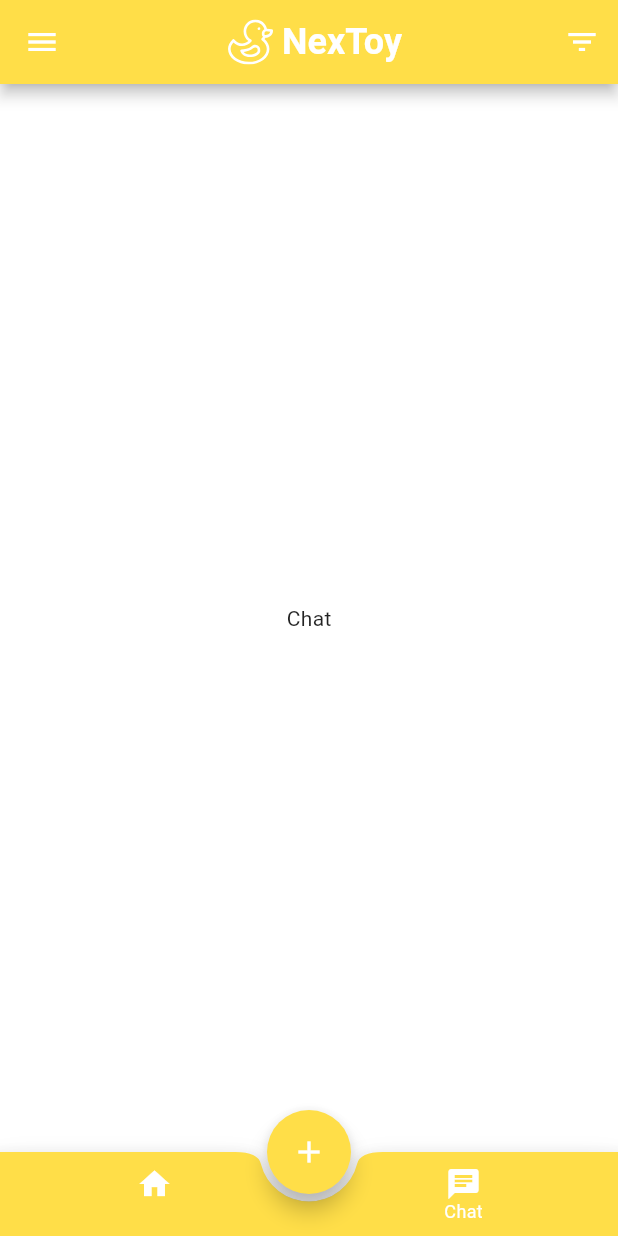
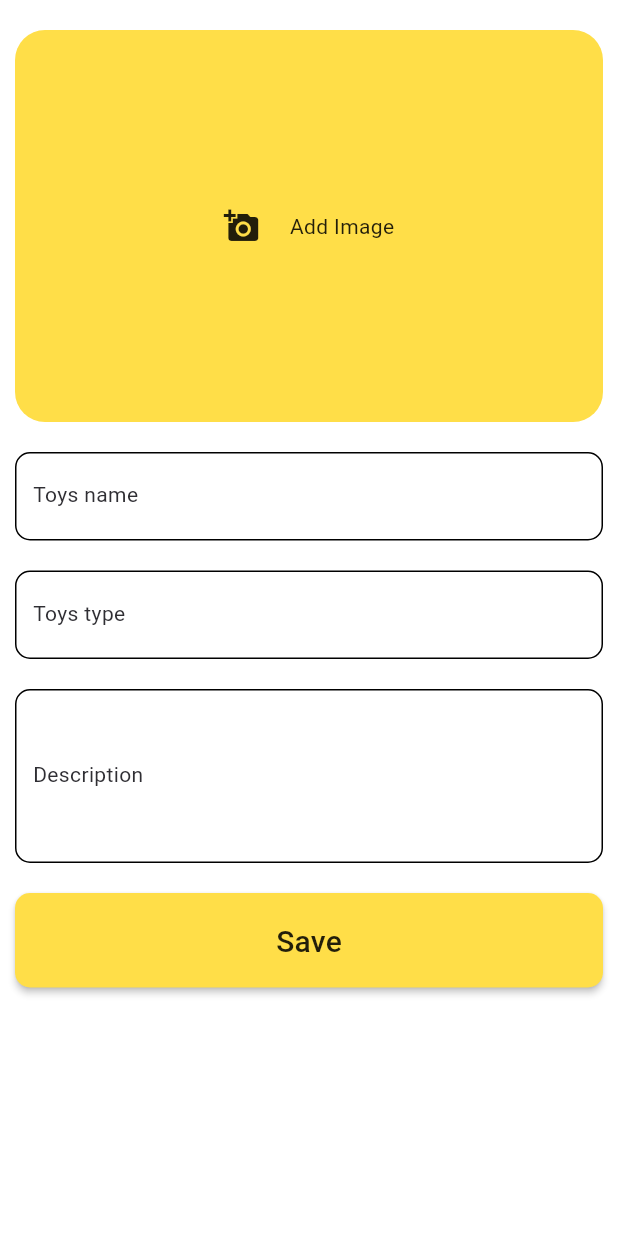
Before and after one commit to NexToys/NexToyMobile, a Flutter app: the CustomNavBar screen opened directly, item 2 of the bottom bar chosen, after a tap on the "add" icon, on a phone screen of 412 x 824 dp. Run offline on Flutter 3.47's test engine with Material 2 defaults, Android fonts, the phone set to English and light mode, and no system bars; our stand-ins replace easy_localization, flutter_svg, google_fonts, image_picker, lottie, smooth_page_indicator; project files that could hold a hidden picture were left out.

Commit message:
image picker added

```diff
--- a/assets/lang/en-US.json
+++ b/assets/lang/en-US.json
@@ -35,5 +35,6 @@
   "toyName":"Toys name",
   "toyType":"Toys type",
   "toyDesc":"Description",
-  "toyImage":"Picture"
+  "toyImage":"Add Image",
+  "nullField":"This Field Cannot Be Empty!"
 }
--- a/assets/lang/tr-TR.json
+++ b/assets/lang/tr-TR.json
@@ -35,5 +35,6 @@
   "toyName":"Oyuncağın Adı",
   "toyType":"Oyuncağın Türü",
   "toyDesc":"Açıklama",
-  "toyImage":"Resim"
+  "toyImage":"Resim Ekle",
+  "nullField":"Bu Alan Boş Geçilemez!"
 }
--- a/lib/Components/outline_text_field.dart
+++ b/lib/Components/outline_text_field.dart
@@ -7,6 +7,8 @@ class OutlineTextField extends StatelessWidget {
   final Function(String data) validator;
   final bool obscureText;
   final String labelText;
+  final int maxLines;
+  final int minLines;
 
   const OutlineTextField({
     Key key,
@@ -15,6 +17,8 @@ class OutlineTextField extends StatelessWidget {
     this.validator,
     this.labelText,
     this.obscureText = false,
+    this.maxLines = 1,
+    this.minLines = 1,
   }) : super(key: key);
 
   @override
@@ -24,6 +28,8 @@ class OutlineTextField extends StatelessWidget {
       validator: validator,
       obscureText: obscureText,
       onChanged: onChanged,
+      maxLines: maxLines,
+      minLines: minLines,
       cursorColor: context.theme.accentColor,
       decoration: InputDecoration(
         focusedBorder: OutlineInputBorder(
--- /dev/null
+++ b/lib/Views/AddingToys/adding_toys_view.dart
@@ -0,0 +1,103 @@
+import 'dart:io';
+
+import 'package:NexToyMobile/Components/fat_button.dart';
+import 'package:NexToyMobile/Components/outline_text_field.dart';
+import 'package:NexToyMobile/Core/Extension/context_extension.dart';
+import 'package:NexToyMobile/Core/Extension/string_extension.dart';
+import 'package:flutter/material.dart';
+import 'package:image_picker/image_picker.dart';
+
+class AddingToysView extends StatefulWidget {
+  @override
+  _AddingToysViewState createState() => _AddingToysViewState();
+}
+
+class _AddingToysViewState extends State<AddingToysView> {
+  GlobalKey<FormState> _formKey = GlobalKey<FormState>();
+  File _image;
+  final picker = ImagePicker();
+
+  Future getImage() async {
+    final pickedFile = await picker.getImage(source: ImageSource.gallery);
+
+    setState(() {
+      if (pickedFile != null) {
+        _image = File(pickedFile.path);
+      } else {
+        print('No image selected.');
+      }
+    });
+  }
+
+  @override
+  Widget build(BuildContext context) {
+    return SafeArea(
+      child: Scaffold(
+          body: Form(
+        key: _formKey,
+        child: Padding(
+          padding: const EdgeInsets.symmetric(horizontal: 10),
+          child: SingleChildScrollView(
+            child: Column(
+              crossAxisAlignment: CrossAxisAlignment.stretch,
+              children: [
+                SizedBox(height: 20),
+                AspectRatio(
+                  aspectRatio: 3 / 2,
+                  child: InkWell(
+                    onTap: () {
+                      getImage();
+                    },
+                    child: ClipRRect(
+                      borderRadius: BorderRadius.all(Radius.circular(20)),
+                      child: _image == null
+                          ? Container(
+                              alignment: Alignment.center,
+                              color: context.theme.primaryColor,
+                              child: Row(
+                                mainAxisAlignment: MainAxisAlignment.center,
+                                children: [
+                                  Icon(Icons.add_a_photo),
+                                  SizedBox(width: 20),
+                                  Text("toyImage".locale)
+                                ],
+                              ),
+                            )
+                          : Image.file(_image, fit: BoxFit.fill),
+                    ),
+                  ),
+                ),
+                SizedBox(height: 20),
+                OutlineTextField(
+                  keyboardType: TextInputType.text,
+                  labelText: "toyName".locale,
+                  validator: (data) =>
+                      data.length >= 1 ? null : "nullField".locale,
+                ),
+                SizedBox(height: 20),
+                OutlineTextField(
+                  keyboardType: TextInputType.text,
+                  labelText: "toyType".locale,
+                  validator: (data) =>
+                      data.length >= 1 ? null : "nullField".locale,
+                ),
+                SizedBox(height: 20),
+                OutlineTextField(
+                  keyboardType: TextInputType.text,
+                  labelText: "toyDesc".locale,
+                  minLines: 4,
+                  maxLines: 4,
+                  validator: (data) =>
+                      data.length >= 1 ? null : "nullField".locale,
+                ),
+                SizedBox(height: 20),
+                FatButton(text: "save".locale, onPressed: () {}),
+                SizedBox(height: 20),
+              ],
+            ),
+          ),
+        ),
+      )),
+    );
+  }
+}
--- a/lib/Views/CustomNavBar/custom_nav_bar.dart
+++ b/lib/Views/CustomNavBar/custom_nav_bar.dart
@@ -1,3 +1,5 @@
+import 'package:NexToyMobile/Core/Navigation/navigation_service.dart';
+import 'package:NexToyMobile/Views/AddingToys/adding_toys_view.dart';
 import 'package:flutter/material.dart';
 import 'package:flutter_svg/flutter_svg.dart';
 
@@ -30,7 +32,9 @@ class _CustomNavBarState extends State<CustomNavBar> {
     return FloatingActionButton(
       backgroundColor: context.theme.primaryColor,
       child: Icon(Icons.add),
-      onPressed: () {},
+      onPressed: () {
+        NavigatorService().navigateTo(AddingToysView());
+      },
     );
   }
 
--- a/pubspec.yaml
+++ b/pubspec.yaml
@@ -36,6 +36,7 @@ dependencies:
   animations: ^1.1.2
   lottie: ^0.7.0+1
   smooth_page_indicator: ^0.2.0
+  image_picker: ^0.6.7+14
 
 
 dev_dependencies:
```
Also changed, not shown: pubspec.lock, 1 other file.
